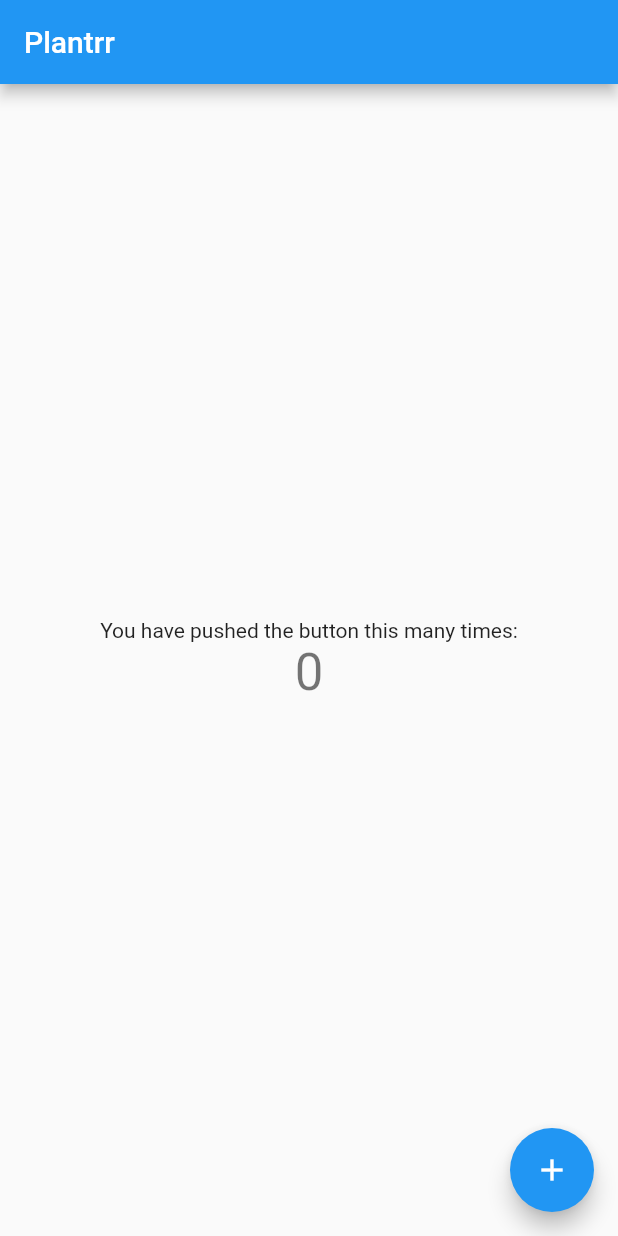
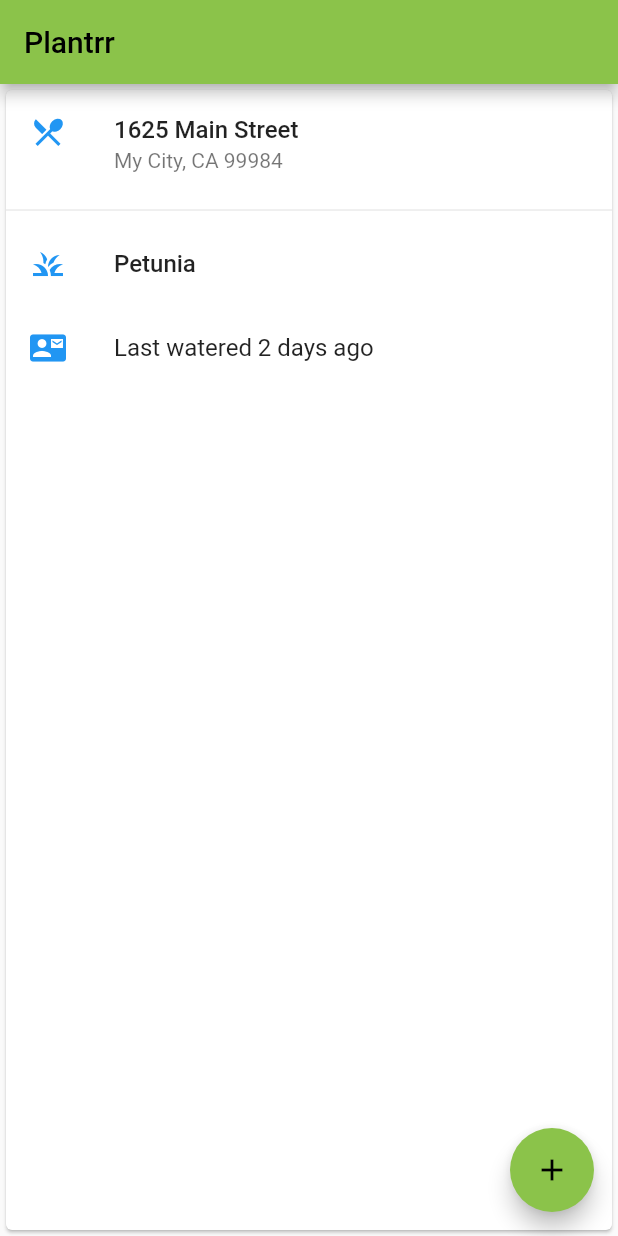
Before and after one commit to yonifra/plantrr, a Flutter app: the screen it shows after launch, on a phone screen of 412 x 824 dp. Run offline on Flutter 3.47's test engine with Material 2 defaults, Android fonts, the phone set to English and light mode, and no system bars.

Commit message:
Create a card

```diff
--- a/lib/main.dart
+++ b/lib/main.dart
@@ -22,7 +22,7 @@ class MyApp extends StatelessWidget {
         // or simply save your changes to "hot reload" in a Flutter IDE).
         // Notice that the counter didn't reset back to zero; the application
         // is not restarted.
-        primarySwatch: Colors.blue,
+        primarySwatch: Colors.lightGreen,
       ),
       home: const MyHomePage(title: 'Plantrr'),
     );
@@ -78,31 +78,40 @@ class _MyHomePageState extends State<MyHomePage> {
       body: Center(
         // Center is a layout widget. It takes a single child and positions it
         // in the middle of the parent.
-        child: Column(
-          // Column is also a layout widget. It takes a list of children and
-          // arranges them vertically. By default, it sizes itself to fit its
-          // children horizontally, and tries to be as tall as its parent.
-          //
-          // Invoke "debug painting" (press "p" in the console, choose the
-          // "Toggle Debug Paint" action from the Flutter Inspector in Android
-          // Studio, or the "Toggle Debug Paint" command in Visual Studio Code)
-          // to see the wireframe for each widget.
-          //
-          // Column has various properties to control how it sizes itself and
-          // how it positions its children. Here we use mainAxisAlignment to
-          // center the children vertically; the main axis here is the vertical
-          // axis because Columns are vertical (the cross axis would be
-          // horizontal).
-          mainAxisAlignment: MainAxisAlignment.center,
-          children: <Widget>[
-            const Text(
-              'You have pushed the button this many times:',
-            ),
-            Text(
-              '$_counter',
-              style: Theme.of(context).textTheme.headline4,
-            ),
-          ],
+        child: Card(
+          child: Column(
+            children: [
+              ListTile(
+                title: const Text(
+                  '1625 Main Street',
+                  style: TextStyle(fontWeight: FontWeight.w500),
+                ),
+                subtitle: const Text('My City, CA 99984'),
+                leading: Icon(
+                  Icons.restaurant_menu,
+                  color: Colors.blue[500],
+                ),
+              ),
+              const Divider(),
+              ListTile(
+                title: const Text(
+                  'Petunia',
+                  style: TextStyle(fontWeight: FontWeight.w500),
+                ),
+                leading: Icon(
+                  Icons.grass,
+                  color: Colors.blue[500],
+                ),
+              ),
+              ListTile(
+                title: const Text('Last watered 2 days ago'),
+                leading: Icon(
+                  Icons.contact_mail,
+                  color: Colors.blue[500],
+                ),
+              ),
+            ],
+          ),
         ),
       ),
       floatingActionButton: FloatingActionButton(
```
